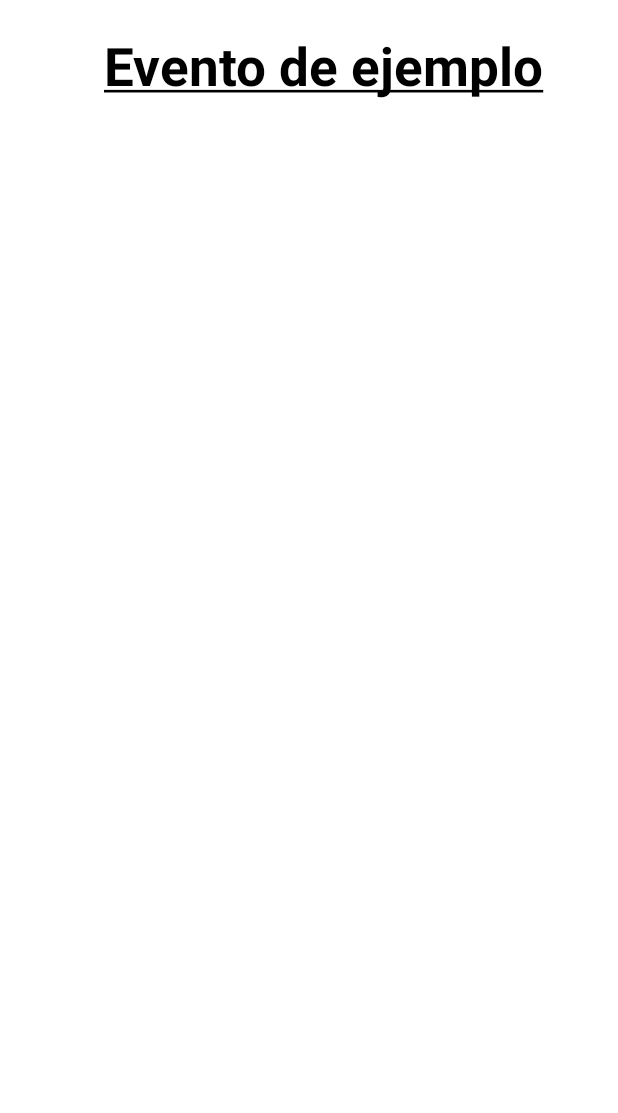
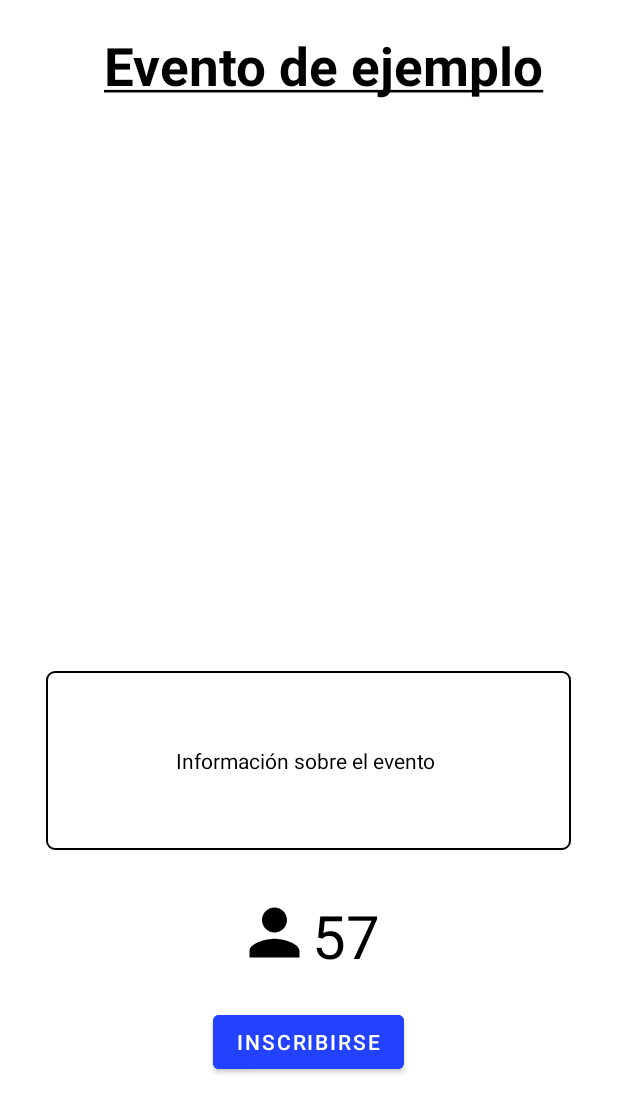
Before and after one commit to AimarGE/Editoria, an Android app: the layout fragment_evento.xml on its own in the app's theme, with its tools: preview values and no code run, on a phone screen of 412 x 824 dp. Shown: the top 1113 px of the screen. Run offline under Robolectric (Android 15) with nearby library versions, the phone set to English and light mode, and no system bars.

Commit message:
Menu inscripción evento hecha - haciendo página principal del evento.

```diff
--- a/app/src/main/res/layout/fragment_evento.xml
+++ b/app/src/main/res/layout/fragment_evento.xml
@@ -28,6 +28,47 @@
             android:layout_height="300dp"
             android:layout_centerHorizontal="true"
             android:scaleType="fitXY"/>
+
+        <TextView
+            android:layout_width="350dp"
+            android:layout_height="wrap_content"
+            android:layout_marginTop="50dp"
+            android:layout_gravity="center"
+            android:textAlignment="center"
+            android:padding="50dp"
+            android:text="Información sobre el evento "
+            android:textColor="@color/black"
+            android:background="@drawable/borde"/>
+
+        <LinearLayout
+            android:layout_width="wrap_content"
+            android:layout_height="wrap_content"
+            android:layout_gravity="center"
+            android:layout_marginTop="30dp"
+            >
+            <androidx.constraintlayout.utils.widget.ImageFilterView
+                android:layout_width="50dp"
+                android:layout_height="50dp"
+                android:src="@drawable/ic_miembro_desde"
+                android:tint="@color/black"/>
+            <TextView
+                android:id="@+id/numeroDeConcursantes"
+                android:layout_width="wrap_content"
+                android:layout_height="wrap_content"
+                android:textSize="40dp"
+                android:textColor="@color/black"
+                android:text="57"/>
+        </LinearLayout>
+
+        <Button
+            android:id="@+id/botonInscribirse"
+            android:layout_width="wrap_content"
+            android:layout_height="wrap_content"
+            android:layout_gravity="center"
+            android:layout_marginTop="20dp"
+            android:backgroundTint="#2342FF"
+            android:text="Inscribirse"/>
+
     </LinearLayout>
 
 </ScrollView>
```
Also changed, not shown: app/src/main/java/com/example/editoria/fragments/EventoFragment.java (+25 -0 lines), app/src/main/java/com/example/editoria/fragments/EventoPaginaPrincipalFragment.java (added, +33 -0 lines), app/src/main/res/layout/fragment_evento_pagina_principal.xml (added, +52 -0 lines), app/src/main/res/drawable/ic_lupa.png (added), app/src/main/res/drawable/ic_menu.png (added).
